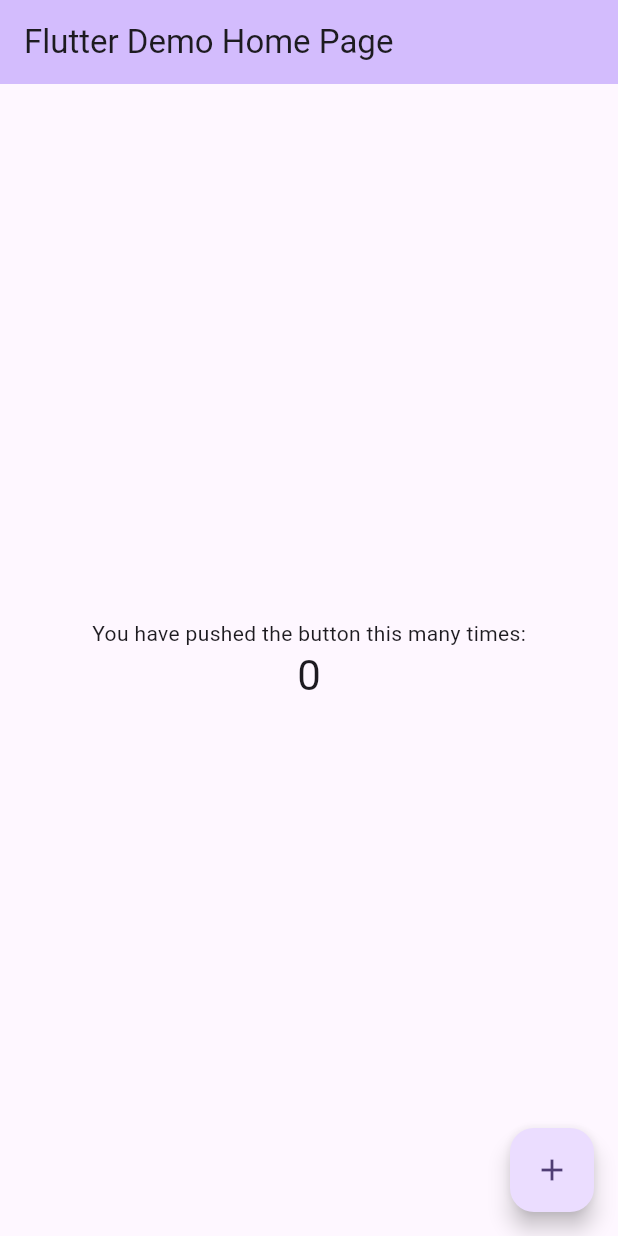
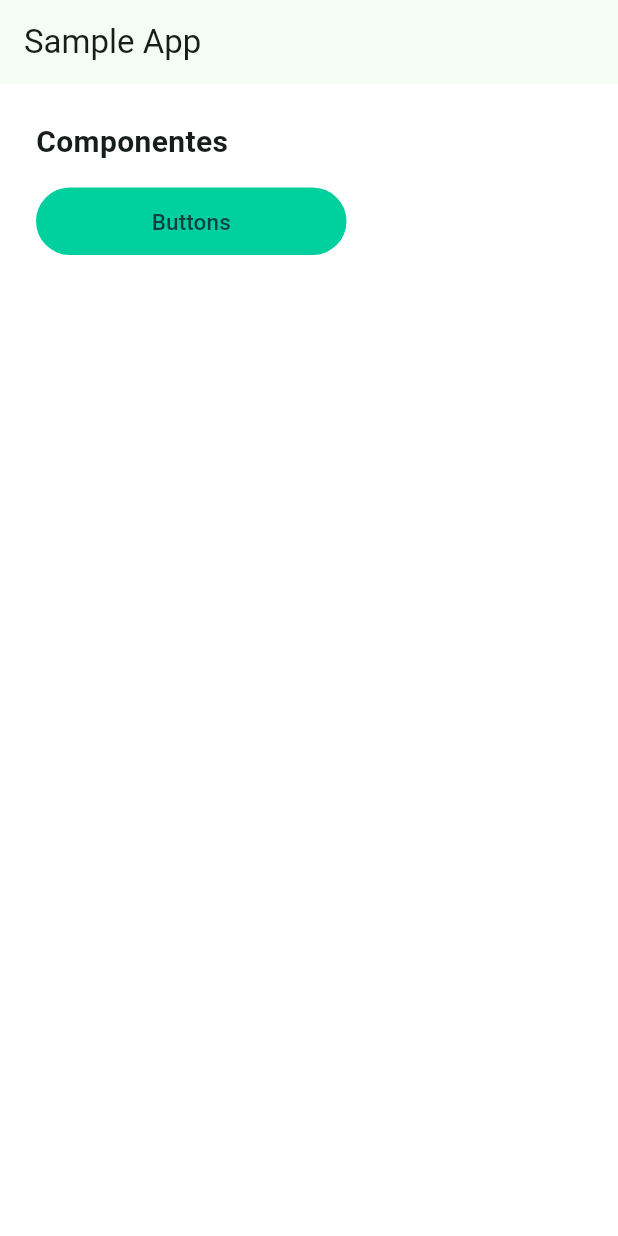
Before and after one commit to Emyrreis/financeManagement, a Flutter app: the screen it shows after launch, on a phone screen of 412 x 824 dp. Run offline on Flutter 3.47's test engine with Material 3 defaults, Android fonts, the phone set to English and light mode, and no system bars; Roboto replaces fonts that are missing (Poppins).

Commit message:
implementando HomeScreen e componentes ActionButton/SwitchToggle

```diff
--- /dev/null
+++ b/lib/common/app_colors.dart
@@ -0,0 +1,14 @@
+import 'package:flutter/material.dart';
+
+class AppColors {
+  AppColors._(); //classe só de constantes
+
+  static const Color mainGreen = Color(0xFF00D09E);
+  static const Color lettersIcons = Color(0xFF093030);
+  static const Color darkBackground = Color(0xFF052224);
+  static const Color lightGreen = Color(0xFFDFF7E2);
+  static const Color oceanBlue = Color(0xFF0068FF);
+  static const Color backgroundWhiteGreen = Color(0xFFF1FFF3);
+  static const Color darkModeBar = Color(0xFF0E3E3E);
+  static const Color darkModeBlack = Color(0xFF031314);
+}
--- /dev/null
+++ b/lib/components/action_button/action_button_component.dart
@@ -0,0 +1,37 @@
+import 'package:flutter/material.dart';
+import '../../common/app_colors.dart';
+import 'action_button_view_model.dart';
+
+class ActionButtonComponent extends StatelessWidget {
+  final ActionButtonViewModel viewModel;
+
+  const ActionButtonComponent({super.key, required this.viewModel});
+
+  bool get _isActivate => viewModel.variant == ActionButtonVariant.activate;
+
+  @override
+  Widget build(BuildContext context) {
+    return SizedBox(
+      height: 45,
+      width: 207,
+      child: ElevatedButton(
+        //dlegate: o clique é repassado para o viewmodel, o componente não decide o que acontece
+        onPressed: viewModel.isEnabled ? viewModel.onTap : null,
+        style: ElevatedButton.styleFrom(
+          backgroundColor:
+          _isActivate ? AppColors.mainGreen : AppColors.lightGreen,
+          foregroundColor:
+          _isActivate ? AppColors.darkModeBar : AppColors.lettersIcons,
+          shape: RoundedRectangleBorder(
+            borderRadius: BorderRadius.circular(30),
+          ),
+          elevation: 0,
+        ),
+        child: Text(
+          viewModel.label,
+          style: TextStyle(fontFamily: 'Poppins', fontSize: 15),
+        ),
+      ),
+    );
+  }
+}
--- /dev/null
+++ b/lib/components/action_button/action_button_factory.dart
@@ -0,0 +1,12 @@
+import 'package:flutter/material.dart';
+import 'action_button_view_model.dart';
+import 'action_button_component.dart';
+
+//centraliza a criação do componente visual a partir do ViewModel.
+class ActionButtonFactory {
+  ActionButtonFactory._();
+
+  static Widget create(ActionButtonViewModel viewModel) {
+    return ActionButtonComponent(viewModel: viewModel);
+  }
+}
--- /dev/null
+++ b/lib/components/action_button/action_button_view_model.dart
@@ -0,0 +1,32 @@
+//classe abstrata: define o "contrato" de qualquer botão
+//Nnão pode ser instanciada diretamente — cada botão concreto precisa herdar dela e fornecer seus próprios dados
+abstract class ButtonViewModel {
+  final String label;
+  final bool isEnabled;
+
+  const ButtonViewModel({
+    required this.label,
+    this.isEnabled = true,
+  });
+
+  //usando o delegate, aqui não está sendo implementada a ação do clique, ela é fornecida por quem cria a viewmodel
+  void onTap();
+}
+
+enum ActionButtonVariant { activate, inactive }
+
+//viewmodel concreta para a ação de login do app
+class ActionButtonViewModel extends ButtonViewModel {
+  final ActionButtonVariant variant;
+  final void Function() onPressed;
+
+  const ActionButtonViewModel({
+    required super.label,
+    required this.variant,
+    required this.onPressed,
+    super.isEnabled = true,
+  });
+
+  @override
+  void onTap() => onPressed();
+}
--- a/lib/main.dart
+++ b/lib/main.dart
@@ -1,122 +1,26 @@
 import 'package:flutter/material.dart';
+import 'screens/home_screen.dart';
+import 'common/app_colors.dart';
 
 void main() {
-  runApp(const MyApp());
+  runApp(const SampleApp());
 }
 
-class MyApp extends StatelessWidget {
-  const MyApp({super.key});
+class SampleApp extends StatelessWidget {
+  const SampleApp({super.key});
 
-  // This widget is the root of your application.
   @override
   Widget build(BuildContext context) {
     return MaterialApp(
-      title: 'Flutter Demo',
+      title: 'Sample App',
+      debugShowCheckedModeBanner: false,
       theme: ThemeData(
-        // This is the theme of your application.
-        //
-        // TRY THIS: Try running your application with "flutter run". You'll see
-        // the application has a purple toolbar. Then, without quitting the app,
-        // try changing the seedColor in the colorScheme below to Colors.green
-        // and then invoke "hot reload" (save your changes or press the "hot
-        // reload" button in a Flutter-supported IDE, or press "r" if you used
-        // the command line to start the app).
-        //
-        // Notice that the counter didn't reset back to zero; the application
-        // state is not lost during the reload. To reset the state, use hot
-        // restart instead.
-        //
-        // This works for code too, not just values: Most code changes can be
-        // tested with just a hot reload.
-        colorScheme: .fromSeed(seedColor: Colors.deepPurple),
+        fontFamily: 'Poppins',
+        colorSchemeSeed: AppColors.mainGreen,
+        scaffoldBackgroundColor: Colors.white,
+        useMaterial3: true,
       ),
-      home: const MyHomePage(title: 'Flutter Demo Home Page'),
+      home: const HomeScreen(),
     );
   }
 }
-
-class MyHomePage extends StatefulWidget {
-  const MyHomePage({super.key, required this.title});
-
-  // This widget is the home page of your application. It is stateful, meaning
-  // that it has a State object (defined below) that contains fields that affect
-  // how it looks.
-
-  // This class is the configuration for the state. It holds the values (in this
-  // case the title) provided by the parent (in this case the App widget) and
-  // used by the build method of the State. Fields in a Widget subclass are
-  // always marked "final".
-
-  final String title;
-
-  @override
-  State<MyHomePage> createState() => _MyHomePageState();
-}
-
-class _MyHomePageState extends State<MyHomePage> {
-  int _counter = 0;
-
-  void _incrementCounter() {
-    setState(() {
-      // This call to setState tells the Flutter framework that something has
-      // changed in this State, which causes it to rerun the build method below
-      // so that the display can reflect the updated values. If we changed
-      // _counter without calling setState(), then the build method would not be
-      // called again, and so nothing would appear to happen.
-      _counter++;
-    });
-  }
-
-  @override
-  Widget build(BuildContext context) {
-    // This method is rerun every time setState is called, for instance as done
-    // by the _incrementCounter method above.
-    //
-    // The Flutter framework has been optimized to make rerunning build methods
-    // fast, so that you can just rebuild anything that needs updating rather
-    // than having to individually change instances of widgets.
-    return Scaffold(
-      appBar: AppBar(
-        // TRY THIS: Try changing the color here to a specific color (to
-        // Colors.amber, perhaps?) and trigger a hot reload to see the AppBar
-        // change color while the other colors stay the same.
-        backgroundColor: Theme.of(context).colorScheme.inversePrimary,
-        // Here we take the value from the MyHomePage object that was created by
-        // the App.build method, and use it to set our appbar title.
-        title: Text(widget.title),
-      ),
-      body: Center(
-        // Center is a layout widget. It takes a single child and positions it
-        // in the middle of the parent.
-        child: Column(
-          // Column is also a layout widget. It takes a list of children and
-          // arranges them vertically. By default, it sizes itself to fit its
-          // children horizontally, and tries to be as tall as its parent.
-          //
-          // Column has various properties to control how it sizes itself and
-          // how it positions its children. Here we use mainAxisAlignment to
-          // center the children vertically; the main axis here is the vertical
-          // axis because Columns are vertical (the cross axis would be
-          // horizontal).
-          //
-          // TRY THIS: Invoke "debug painting" (choose the "Toggle Debug Paint"
-          // action in the IDE, or press "p" in the console), to see the
-          // wireframe for each widget.
-          mainAxisAlignment: .center,
-          children: [
-            const Text('You have pushed the button this many times:'),
-            Text(
-              '$_counter',
-              style: Theme.of(context).textTheme.headlineMedium,
-            ),
-          ],
-        ),
-      ),
-      floatingActionButton: FloatingActionButton(
-        onPressed: _incrementCounter,
-        tooltip: 'Increment',
-        child: const Icon(Icons.add),
-      ),
-    );
-  }
-}
--- /dev/null
+++ b/lib/screens/home_screen.dart
@@ -0,0 +1,44 @@
+import 'package:flutter/material.dart';
+import '../components/action_button/action_button_view_model.dart';
+import '../components/action_button/action_button_factory.dart';
+import 'sample_action_button_screen.dart';
+
+class HomeScreen extends StatelessWidget {
+  const HomeScreen({super.key});
+
+  @override
+  Widget build(BuildContext context) {
+    final buttonsMenuViewModel = ActionButtonViewModel(
+      label: 'Buttons',
+      variant: ActionButtonVariant.activate,
+      onPressed: () {
+        Navigator.push(
+          context,
+          MaterialPageRoute(
+            builder: (_) => const SampleActionButtonScreen(),
+          ),
+        );
+      },
+    );
+
+    return Scaffold(
+      appBar: AppBar(title: const Text('Sample App')),
+      body: Padding(
+        padding: const EdgeInsets.all(24),
+        child: Column(
+          crossAxisAlignment: CrossAxisAlignment.start,
+          children: [
+            const Text(
+              'Componentes',
+              style: TextStyle(fontSize: 20, fontWeight: FontWeight.bold),
+            ),
+            const SizedBox(height: 16),
+            ActionButtonFactory.create(buttonsMenuViewModel),
+            // à medida que criar novos tipos de componente
+            // (ex: ListViews, Cards), adiciona um novo item aqui.
+          ],
+        ),
+      ),
+    );
+  }
+}
```
Also changed, not shown: lib/common/app_text_styles.dart (added, +29 -0 lines), lib/components/switch_toggle/switch_toggle_component.dart (added, +48 -0 lines), lib/components/switch_toggle/switch_toggle_factory.dart (added, +11 -0 lines), lib/components/switch_toggle/switch_toggle_view_model.dart (added, +19 -0 lines), lib/screens/sample_action_button_screen.dart (added, +59 -0 lines).
